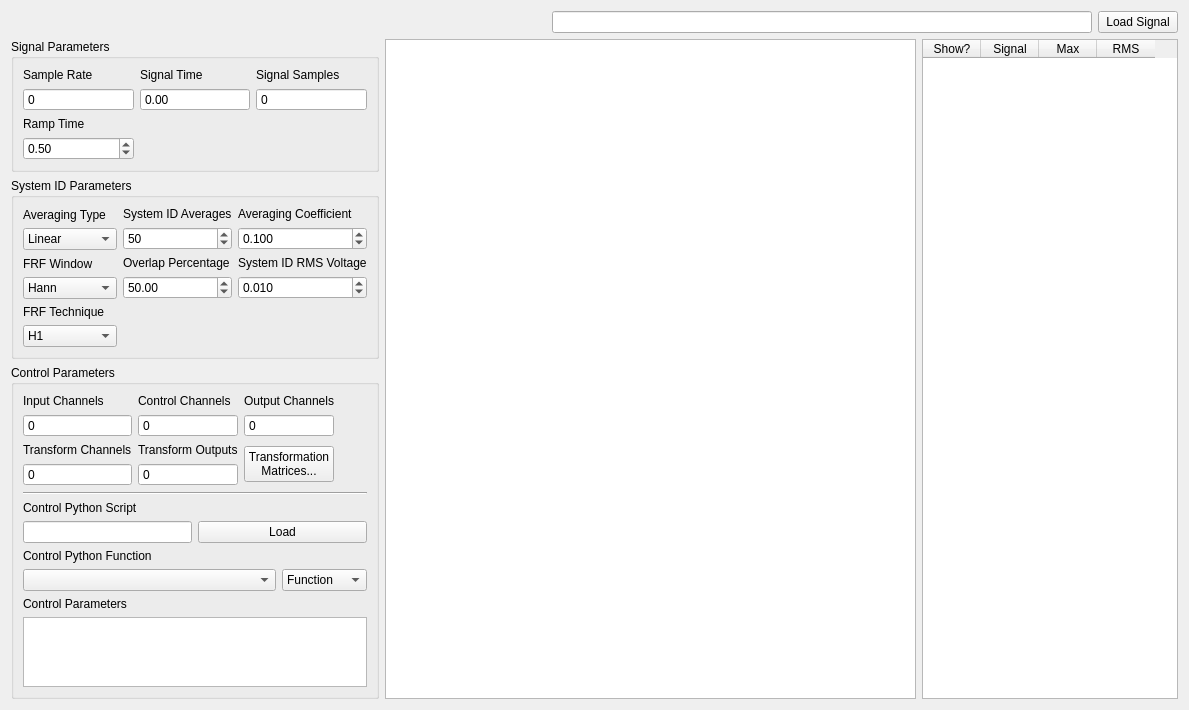
First picture: the form in components/transient_definition.ui, repository sandialabs/rattlesnake-vibration-controller, before the edit.
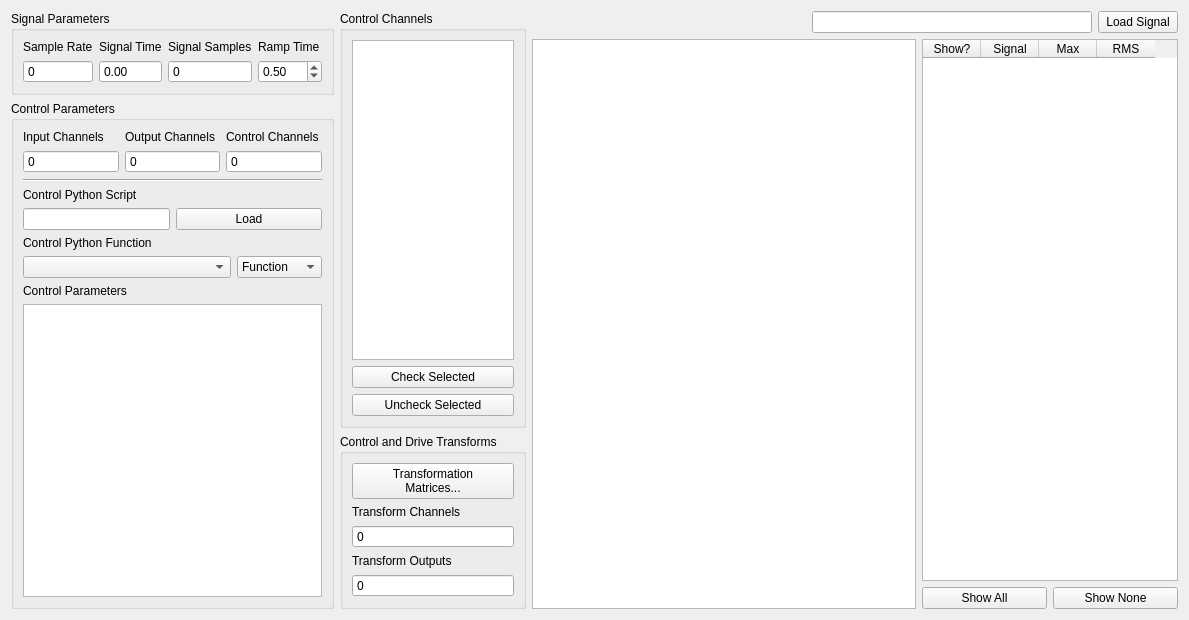
Second picture: the form after the edit. Custom widgets are drawn as their Qt base class.

```diff
--- a/components/transient_definition.ui
+++ b/components/transient_definition.ui
@@ -7,46 +7,13 @@
     <x>0</x>
     <y>0</y>
     <width>1189</width>
-    <height>689</height>
+    <height>620</height>
    </rect>
   </property>
   <property name="windowTitle">
    <string>Form</string>
   </property>
-  <layout class="QVBoxLayout" name="verticalLayout">
-   <item>
-    <layout class="QHBoxLayout" name="load_signal_layout">
-     <item>
-      <spacer name="load_signal_spacer">
-       <property name="orientation">
-        <enum>Qt::Horizontal</enum>
-       </property>
-       <property name="sizeHint" stdset="0">
-        <size>
-         <width>40</width>
-         <height>20</height>
-        </size>
-       </property>
-      </spacer>
-     </item>
-     <item>
-      <widget class="QLineEdit" name="signal_file_name_display">
-       <property name="readOnly">
-        <bool>true</bool>
-       </property>
-      </widget>
-     </item>
-     <item>
-      <widget class="QPushButton" name="load_signal_button">
-       <property name="text">
-        <string>Load Signal</string>
-       </property>
-      </widget>
-     </item>
-    </layout>
-   </item>
-   <item>
-    <layout class="QHBoxLayout" name="signal_display_layout">
+  <layout class="QHBoxLayout" name="horizontalLayout">
      <item>
       <layout class="QVBoxLayout" name="parameters_layout">
        <item>
@@ -55,36 +22,6 @@
           <string>Signal Parameters</string>
          </property>
          <layout class="QGridLayout" name="gridLayout">
-          <item row="0" column="0">
-           <layout class="QVBoxLayout" name="sample_rate_layout">
-            <item>
-             <widget class="QLabel" name="sample_rate_label">
-              <property name="text">
-               <string>Sample Rate</string>
-              </property>
-             </widget>
-            </item>
-            <item>
-             <widget class="QSpinBox" name="sample_rate_display">
-              <property name="minimumSize">
-               <size>
-                <width>50</width>
-                <height>0</height>
-               </size>
-              </property>
-              <property name="readOnly">
-               <bool>true</bool>
-              </property>
-              <property name="buttonSymbols">
-               <enum>QAbstractSpinBox::NoButtons</enum>
-              </property>
-              <property name="maximum">
-               <number>100000</number>
-              </property>
-             </widget>
-            </item>
-           </layout>
-          </item>
           <item row="0" column="2">
            <layout class="QVBoxLayout" name="signal_samples_layout">
             <item>
@@ -102,6 +39,9 @@
                 <height>0</height>
                </size>
               </property>
+            <property name="toolTip">
+             <string>Number of samples in the transient signal</string>
+            </property>
               <property name="readOnly">
                <bool>true</bool>
               </property>
@@ -126,6 +66,9 @@
             </item>
             <item>
              <widget class="QDoubleSpinBox" name="signal_time_display">
+            <property name="toolTip">
+             <string>Time that the signal will take to generate</string>
+            </property>
               <property name="readOnly">
                <bool>true</bool>
               </property>
@@ -139,7 +82,40 @@
             </item>
            </layout>
           </item>
-          <item row="1" column="0">
+        <item row="0" column="0">
+         <layout class="QVBoxLayout" name="sample_rate_layout">
+          <item>
+           <widget class="QLabel" name="sample_rate_label">
+            <property name="text">
+             <string>Sample Rate</string>
+            </property>
+           </widget>
+          </item>
+          <item>
+           <widget class="QSpinBox" name="sample_rate_display">
+            <property name="minimumSize">
+             <size>
+              <width>50</width>
+              <height>0</height>
+             </size>
+            </property>
+            <property name="toolTip">
+             <string>Sample rate of the data acquisition system</string>
+            </property>
+            <property name="readOnly">
+             <bool>true</bool>
+            </property>
+            <property name="buttonSymbols">
+             <enum>QAbstractSpinBox::NoButtons</enum>
+            </property>
+            <property name="maximum">
+             <number>100000</number>
+            </property>
+           </widget>
+          </item>
+         </layout>
+        </item>
+        <item row="0" column="3">
            <layout class="QVBoxLayout" name="ramp_layout">
             <item>
              <widget class="QLabel" name="ramp_label">
@@ -150,6 +126,9 @@
             </item>
             <item>
              <widget class="QDoubleSpinBox" name="ramp_selector">
+            <property name="toolTip">
+             <string>Time to ramp to zero if the transient signal is cancelled</string>
+            </property>
               <property name="maximum">
                <double>300.000000000000000</double>
               </property>
@@ -166,198 +145,112 @@
          </layout>
         </widget>
        </item>
-       <item>
-        <widget class="QGroupBox" name="system_id_groupbox">
-         <property name="title">
-          <string>System ID Parameters</string>
-         </property>
-         <layout class="QGridLayout" name="gridLayout_6">
-          <item row="0" column="1">
-           <layout class="QVBoxLayout" name="system_id_averages_layout">
-            <item>
-             <widget class="QLabel" name="system_id_averages_label">
-              <property name="text">
-               <string>System ID Averages</string>
-              </property>
-             </widget>
-            </item>
-            <item>
-             <widget class="QSpinBox" name="system_id_frames_to_average_selector">
-              <property name="toolTip">
-               <string>&lt;html&gt;&lt;head/&gt;&lt;body&gt;&lt;p&gt;The number of averages used for Linear Averaging, and the number of frames that will be used for the initial System Identification step for Exponential Averaging.&lt;/p&gt;&lt;p&gt;Profile Identifier: System Id Frames To Average Selector&lt;/p&gt;&lt;/body&gt;&lt;/html&gt;</string>
-              </property>
-              <property name="maximum">
-               <number>500</number>
-              </property>
-              <property name="value">
-               <number>50</number>
-              </property>
-             </widget>
-            </item>
-           </layout>
-          </item>
-          <item row="1" column="0">
-           <layout class="QVBoxLayout" name="frf_window_layout">
-            <item>
-             <widget class="QLabel" name="frf_window_label">
-              <property name="text">
-               <string>FRF Window</string>
-              </property>
-             </widget>
-            </item>
-            <item>
-             <widget class="QComboBox" name="system_id_transfer_function_computation_window_selector">
-              <property name="toolTip">
-               <string>&lt;html&gt;&lt;head/&gt;&lt;body&gt;&lt;p&gt;The window function applied to the measurement frames when computing the transfer functions.&lt;/p&gt;&lt;p&gt;Profile Identifier: System Id Transfer Function Computatino Window Selector&lt;/p&gt;&lt;/body&gt;&lt;/html&gt;</string>
-              </property>
-              <item>
-               <property name="text">
-                <string>Hann</string>
-               </property>
-              </item>
-             </widget>
-            </item>
-           </layout>
-          </item>
-          <item row="1" column="2">
-           <layout class="QVBoxLayout" name="overlap_percentage_layout">
-            <item>
-             <widget class="QLabel" name="initial_rms_voltage_label">
-              <property name="text">
-               <string>System ID RMS Voltage</string>
-              </property>
-             </widget>
-            </item>
-            <item>
-             <widget class="QDoubleSpinBox" name="system_id_initial_drive_voltage_selector">
-              <property name="decimals">
-               <number>3</number>
-              </property>
-              <property name="maximum">
-               <double>12.000000000000000</double>
-              </property>
-              <property name="singleStep">
-               <double>0.010000000000000</double>
-              </property>
-              <property name="value">
-               <double>0.010000000000000</double>
-              </property>
-             </widget>
-            </item>
-           </layout>
-          </item>
-          <item row="0" column="2">
-           <layout class="QVBoxLayout" name="averaging_coefficient_layout">
-            <item>
-             <widget class="QLabel" name="averaging_coefficient_label">
-              <property name="text">
-               <string>Averaging Coefficient</string>
-              </property>
-             </widget>
-            </item>
-            <item>
-             <widget class="QDoubleSpinBox" name="system_id_averaging_coefficient_selector">
-              <property name="toolTip">
-               <string>&lt;html&gt;&lt;head/&gt;&lt;body&gt;&lt;p&gt;Weighting applied to the most recent average for Exponential Averaging.&lt;/p&gt;&lt;p&gt;Profile Identifier: System Id Averaging Coefficient Selector&lt;/p&gt;&lt;/body&gt;&lt;/html&gt;</string>
-              </property>
-              <property name="decimals">
-               <number>3</number>
-              </property>
-              <property name="minimum">
-               <double>0.000000000000000</double>
-              </property>
-              <property name="maximum">
-               <double>1.000000000000000</double>
-              </property>
-              <property name="singleStep">
-               <double>0.100000000000000</double>
-              </property>
-              <property name="value">
-               <double>0.100000000000000</double>
-              </property>
-             </widget>
-            </item>
-           </layout>
-          </item>
-          <item row="0" column="0">
-           <layout class="QVBoxLayout" name="averaging_type_layout">
-            <item>
-             <widget class="QLabel" name="averaging_type_label">
-              <property name="text">
-               <string>Averaging Type</string>
-              </property>
-             </widget>
-            </item>
-            <item>
-             <widget class="QComboBox" name="system_id_averaging_scheme_selector">
-              <property name="toolTip">
-               <string>&lt;html&gt;&lt;head/&gt;&lt;body&gt;&lt;p&gt;The averaging approach used to compute the transfer function. Linear averaging weights all frames evenly, while Exponential averaging applies more weight to more recent frames.&lt;/p&gt;&lt;p&gt;Profile Identifier: System Id Averaging Scheme Selector&lt;/p&gt;&lt;/body&gt;&lt;/html&gt;</string>
-              </property>
-              <item>
-               <property name="text">
-                <string>Linear</string>
-               </property>
-              </item>
-              <item>
-               <property name="text">
-                <string>Exponential</string>
-               </property>
-              </item>
-             </widget>
-            </item>
-           </layout>
-          </item>
-          <item row="1" column="1">
-           <layout class="QVBoxLayout" name="overlap_percentage_layout_2">
-            <item>
-             <widget class="QLabel" name="overlap_percentage_label">
-              <property name="text">
-               <string>Overlap Percentage</string>
-              </property>
-             </widget>
-            </item>
-            <item>
-             <widget class="QDoubleSpinBox" name="system_id_overlap_percentage_selector">
-              <property name="value">
-               <double>50.000000000000000</double>
-              </property>
-             </widget>
-            </item>
-           </layout>
-          </item>
-          <item row="2" column="0">
-           <layout class="QVBoxLayout" name="frf_technique_layout">
-            <item>
-             <widget class="QLabel" name="frf_technique_label">
-              <property name="text">
-               <string>FRF Technique</string>
-              </property>
-             </widget>
-            </item>
-            <item>
-             <widget class="QComboBox" name="system_id_frf_technique_selector">
-              <property name="toolTip">
-               <string>&lt;html&gt;&lt;head/&gt;&lt;body&gt;&lt;p&gt;Technique to compute the Transfer Function. H1 averages noise on the response channels.&lt;/p&gt;&lt;p&gt;Profile Identifier: System Id Frf Technique Selector&lt;/p&gt;&lt;/body&gt;&lt;/html&gt;</string>
-              </property>
-              <item>
-               <property name="text">
-                <string>H1</string>
-               </property>
-              </item>
-             </widget>
-            </item>
-           </layout>
-          </item>
-         </layout>
-        </widget>
-       </item>
        <item>
         <widget class="QGroupBox" name="control_parameters_groupbox">
          <property name="title">
           <string>Control Parameters</string>
          </property>
          <layout class="QGridLayout" name="gridLayout_7">
-          <item row="3" column="0" colspan="4">
+        <item row="0" column="0">
+         <layout class="QVBoxLayout" name="input_channels_layout">
+          <item>
+           <widget class="QLabel" name="input_channels_label">
+            <property name="text">
+             <string>Input Channels</string>
+            </property>
+           </widget>
+          </item>
+          <item>
+           <widget class="QSpinBox" name="input_channels_display">
+            <property name="enabled">
+             <bool>true</bool>
+            </property>
+            <property name="toolTip">
+             <string>Number of measurement channels in the environment</string>
+            </property>
+            <property name="readOnly">
+             <bool>true</bool>
+            </property>
+            <property name="buttonSymbols">
+             <enum>QAbstractSpinBox::NoButtons</enum>
+            </property>
+            <property name="prefix">
+             <string/>
+            </property>
+            <property name="maximum">
+             <number>1000000</number>
+            </property>
+           </widget>
+          </item>
+         </layout>
+        </item>
+        <item row="0" column="1">
+         <layout class="QVBoxLayout" name="output_channels_layout">
+          <item>
+           <widget class="QLabel" name="output_channels_label">
+            <property name="text">
+             <string>Output Channels</string>
+            </property>
+           </widget>
+          </item>
+          <item>
+           <widget class="QSpinBox" name="output_channels_display">
+            <property name="enabled">
+             <bool>true</bool>
+            </property>
+            <property name="toolTip">
+             <string>Number of excitation channels in the environment</string>
+            </property>
+            <property name="readOnly">
+             <bool>true</bool>
+            </property>
+            <property name="buttonSymbols">
+             <enum>QAbstractSpinBox::NoButtons</enum>
+            </property>
+            <property name="prefix">
+             <string/>
+            </property>
+            <property name="maximum">
+             <number>1000000</number>
+            </property>
+           </widget>
+          </item>
+         </layout>
+        </item>
+        <item row="0" column="2">
+         <layout class="QVBoxLayout" name="control_channels_layout">
+          <item>
+           <widget class="QLabel" name="control_channels_label">
+            <property name="text">
+             <string>Control Channels</string>
+            </property>
+           </widget>
+          </item>
+          <item>
+           <widget class="QSpinBox" name="control_channels_display">
+            <property name="enabled">
+             <bool>true</bool>
+            </property>
+            <property name="toolTip">
+             <string>Number of channels used for controlling the environment</string>
+            </property>
+            <property name="readOnly">
+             <bool>true</bool>
+            </property>
+            <property name="buttonSymbols">
+             <enum>QAbstractSpinBox::NoButtons</enum>
+            </property>
+            <property name="prefix">
+             <string/>
+            </property>
+            <property name="maximum">
+             <number>1000000</number>
+            </property>
+           </widget>
+          </item>
+         </layout>
+        </item>
+        <item row="2" column="0" colspan="3">
            <layout class="QVBoxLayout" name="control_script_vertical_layout">
             <item>
              <widget class="QLabel" name="control_script_label">
@@ -376,6 +269,9 @@
                   <verstretch>0</verstretch>
                  </sizepolicy>
                 </property>
+              <property name="toolTip">
+               <string>File name for the Python script used to specify the control law.</string>
+              </property>
                 <property name="readOnly">
                  <bool>true</bool>
                 </property>
@@ -383,6 +279,9 @@
               </item>
               <item>
                <widget class="QPushButton" name="control_script_load_file_button">
+              <property name="toolTip">
+               <string>Load a Python script that contains the control law.</string>
+              </property>
                 <property name="text">
                  <string>Load</string>
                 </property>
@@ -392,7 +291,31 @@
             </item>
            </layout>
           </item>
-          <item row="4" column="0" colspan="4">
+        <item row="4" column="0" colspan="3">
+         <layout class="QVBoxLayout" name="control_parameters_layout">
+          <item>
+           <widget class="QLabel" name="control_parameters_label">
+            <property name="text">
+             <string>Control Parameters</string>
+            </property>
+           </widget>
+          </item>
+          <item>
+           <widget class="QTextEdit" name="control_parameters_text_input">
+            <property name="toolTip">
+             <string>Any additional parameters needed by the control law are entered in this text box.  It is up to the control law to define what is needed to be defined in this box.</string>
+            </property>
+            <property name="lineWrapMode">
+             <enum>QTextEdit::NoWrap</enum>
+            </property>
+            <property name="acceptRichText">
+             <bool>false</bool>
+            </property>
+           </widget>
+          </item>
+         </layout>
+        </item>
+        <item row="3" column="0" colspan="3">
            <layout class="QVBoxLayout" name="control_function_layout">
             <item>
              <widget class="QLabel" name="control_function_label">
@@ -411,6 +334,9 @@
                   <verstretch>0</verstretch>
                  </sizepolicy>
                 </property>
+              <property name="toolTip">
+               <string>Item in the Python script to use as the control law.</string>
+              </property>
                </widget>
               </item>
               <item>
@@ -421,6 +347,9 @@
                   <verstretch>0</verstretch>
                  </sizepolicy>
                 </property>
+              <property name="toolTip">
+               <string>Specifies if the control law is defined in a Function, Generator, or Class</string>
+              </property>
                 <item>
                  <property name="text">
                   <string>Function</string>
@@ -442,28 +371,86 @@
             </item>
            </layout>
           </item>
-          <item row="5" column="0" colspan="4">
-           <layout class="QVBoxLayout" name="control_parameters_layout">
+        <item row="1" column="0" colspan="3">
+         <widget class="Line" name="control_separator">
+          <property name="orientation">
+           <enum>Qt::Horizontal</enum>
+          </property>
+         </widget>
+        </item>
+       </layout>
+      </widget>
+     </item>
+    </layout>
+   </item>
             <item>
-             <widget class="QLabel" name="control_parameters_label">
+    <layout class="QVBoxLayout" name="channels_layout">
+     <item>
+      <widget class="QGroupBox" name="control_channels_groupbox">
+       <property name="title">
+        <string>Control Channels</string>
+       </property>
+       <layout class="QVBoxLayout" name="verticalLayout_3">
+        <item>
+         <widget class="QListWidget" name="control_channels_selector">
+          <property name="sizePolicy">
+           <sizepolicy hsizetype="Minimum" vsizetype="Expanding">
+            <horstretch>0</horstretch>
+            <verstretch>0</verstretch>
+           </sizepolicy>
+          </property>
+          <property name="toolTip">
+           <string>Check channels that will be treated as control channels</string>
+          </property>
+          <property name="sizeAdjustPolicy">
+           <enum>QAbstractScrollArea::AdjustToContents</enum>
+          </property>
+          <property name="selectionMode">
+           <enum>QAbstractItemView::ExtendedSelection</enum>
+          </property>
+         </widget>
+        </item>
+        <item>
+         <widget class="QPushButton" name="check_selected_button">
+          <property name="toolTip">
+           <string>Checks selected channels to use them as control channels.</string>
+          </property>
               <property name="text">
-               <string>Control Parameters</string>
+           <string>Check Selected</string>
               </property>
              </widget>
             </item>
             <item>
-             <widget class="QTextEdit" name="control_parameters_text_input">
-              <property name="lineWrapMode">
-               <enum>QTextEdit::NoWrap</enum>
-              </property>
-              <property name="acceptRichText">
-               <bool>false</bool>
+         <widget class="QPushButton" name="uncheck_selected_button">
+          <property name="toolTip">
+           <string>Unchecks selected channels so they are not treated as control channels.</string>
+          </property>
+          <property name="text">
+           <string>Uncheck Selected</string>
               </property>
              </widget>
             </item>
            </layout>
-          </item>
-          <item row="1" column="0">
+      </widget>
+     </item>
+     <item>
+      <widget class="QGroupBox" name="transformation_matrices_groupbox">
+       <property name="title">
+        <string>Control and Drive Transforms</string>
+       </property>
+       <layout class="QVBoxLayout" name="verticalLayout_5">
+        <item>
+         <widget class="QPushButton" name="transformation_matrices_button">
+          <property name="toolTip">
+           <string>Open the transformation matrix dialog to allow specification of transformations to virtual control or virtual excitation channels.</string>
+          </property>
+          <property name="text">
+           <string>Transformation
+Matrices...</string>
+          </property>
+         </widget>
+        </item>
+        <item>
            <layout class="QVBoxLayout" name="transform_channels_layout">
             <item>
              <widget class="QLabel" name="transform_channels_label">
@@ -477,36 +464,9 @@
               <property name="enabled">
                <bool>true</bool>
               </property>
-              <property name="readOnly">
-               <bool>true</bool>
-              </property>
-              <property name="buttonSymbols">
-               <enum>QAbstractSpinBox::NoButtons</enum>
-              </property>
-              <property name="prefix">
-               <string/>
-              </property>
-              <property name="maximum">
-               <number>1000000</number>
-              </property>
-             </widget>
-            </item>
-           </layout>
-          </item>
-          <item row="0" column="0">
-           <layout class="QVBoxLayout" name="input_channels_layout">
-            <item>
-             <widget class="QLabel" name="input_channels_label">
-              <property name="text">
-               <string>Input Channels</string>
-              </property>
-             </widget>
-            </item>
-            <item>
-             <widget class="QSpinBox" name="input_channels_display">
-              <property name="enabled">
-               <bool>true</bool>
-              </property>
+            <property name="toolTip">
+             <string>Number of virtual channels used for control if transformations are specified.</string>
+            </property>
               <property name="readOnly">
                <bool>true</bool>
               </property>
@@ -523,37 +483,7 @@
             </item>
            </layout>
           </item>
-          <item row="0" column="1">
-           <layout class="QVBoxLayout" name="control_channels_layout">
             <item>
-             <widget class="QLabel" name="control_channels_label">
-              <property name="text">
-               <string>Control Channels</string>
-              </property>
-             </widget>
-            </item>
-            <item>
-             <widget class="QSpinBox" name="control_channels_display">
-              <property name="enabled">
-               <bool>true</bool>
-              </property>
-              <property name="readOnly">
-               <bool>true</bool>
-              </property>
-              <property name="buttonSymbols">
-               <enum>QAbstractSpinBox::NoButtons</enum>
-              </property>
-              <property name="prefix">
-               <string/>
-              </property>
-              <property name="maximum">
-               <number>1000000</number>
-              </property>
-             </widget>
-            </item>
-           </layout>
-          </item>
-          <item row="1" column="1">
            <layout class="QVBoxLayout" name="transform_outputs_layout">
             <item>
              <widget class="QLabel" name="transform_outputs_label">
@@ -567,6 +497,9 @@
               <property name="enabled">
                <bool>true</bool>
               </property>
+            <property name="toolTip">
+             <string>Number of virtual outputs defined if transformations are specified.</string>
+            </property>
               <property name="readOnly">
                <bool>true</bool>
               </property>
@@ -583,60 +516,58 @@
             </item>
            </layout>
           </item>
-          <item row="0" column="2">
-           <layout class="QVBoxLayout" name="output_channels_layout">
-            <item>
-             <widget class="QLabel" name="output_channels_label">
-              <property name="text">
-               <string>Output Channels</string>
-              </property>
-             </widget>
-            </item>
-            <item>
-             <widget class="QSpinBox" name="output_channels_display">
-              <property name="enabled">
-               <bool>true</bool>
-              </property>
-              <property name="readOnly">
-               <bool>true</bool>
-              </property>
-              <property name="buttonSymbols">
-               <enum>QAbstractSpinBox::NoButtons</enum>
-              </property>
-              <property name="prefix">
-               <string/>
-              </property>
-              <property name="maximum">
-               <number>1000000</number>
-              </property>
-             </widget>
-            </item>
-           </layout>
-          </item>
-          <item row="1" column="2">
-           <widget class="QPushButton" name="transformation_matrices_button">
-            <property name="text">
-             <string>Transformation
-Matrices...</string>
-            </property>
-           </widget>
-          </item>
-          <item row="2" column="0" colspan="4">
-           <widget class="Line" name="control_separator">
+       </layout>
+      </widget>
+     </item>
+    </layout>
+   </item>
+   <item>
+    <layout class="QVBoxLayout" name="verticalLayout">
+     <item>
+      <layout class="QHBoxLayout" name="load_signal_layout">
+       <item>
+        <spacer name="load_signal_spacer">
             <property name="orientation">
              <enum>Qt::Horizontal</enum>
             </property>
-           </widget>
-          </item>
-         </layout>
+         <property name="sizeHint" stdset="0">
+          <size>
+           <width>40</width>
+           <height>20</height>
+          </size>
+         </property>
+        </spacer>
+       </item>
+       <item>
+        <widget class="QLineEdit" name="signal_file_name_display">
+         <property name="toolTip">
+          <string>Filename from which the control signal was loaded</string>
+         </property>
+         <property name="readOnly">
+          <bool>true</bool>
+         </property>
+        </widget>
+       </item>
+       <item>
+        <widget class="QPushButton" name="load_signal_button">
+         <property name="toolTip">
+          <string>Load in a signal to control to</string>
+         </property>
+         <property name="text">
+          <string>Load Signal</string>
+         </property>
         </widget>
        </item>
       </layout>
      </item>
+     <item>
+      <layout class="QHBoxLayout" name="signal_display_layout">
      <item>
       <widget class="PlotWidget" name="signal_display_plot"/>
      </item>
      <item>
+        <layout class="QVBoxLayout" name="signal_table_layout">
+         <item>
       <widget class="QTableWidget" name="signal_information_table">
        <property name="sizePolicy">
         <sizepolicy hsizetype="Preferred" vsizetype="Expanding">
@@ -651,23 +582,63 @@
         <property name="text">
          <string>Show?</string>
         </property>
+            <property name="toolTip">
+             <string>Check a signal to show it on the plot</string>
+            </property>
        </column>
        <column>
         <property name="text">
          <string>Signal</string>
         </property>
+            <property name="toolTip">
+             <string>Channel name associated with the signal</string>
+            </property>
        </column>
        <column>
         <property name="text">
          <string>Max</string>
         </property>
+            <property name="toolTip">
+             <string>Maximum absolute value of the signal</string>
+            </property>
        </column>
        <column>
         <property name="text">
          <string>RMS</string>
         </property>
-       </column>
-      </widget>
+            <property name="toolTip">
+             <string>RMS value of the signal</string>
+            </property>
+           </column>
+          </widget>
+         </item>
+         <item>
+          <layout class="QHBoxLayout" name="signal_table_button_layout">
+           <item>
+            <widget class="QPushButton" name="show_all_button">
+             <property name="toolTip">
+              <string>Shows all signals</string>
+             </property>
+             <property name="text">
+              <string>Show All</string>
+             </property>
+            </widget>
+           </item>
+           <item>
+            <widget class="QPushButton" name="show_none_button">
+             <property name="toolTip">
+              <string>Shows no signals</string>
+             </property>
+             <property name="text">
+              <string>Show None</string>
+             </property>
+            </widget>
+           </item>
+          </layout>
+         </item>
+        </layout>
+       </item>
+      </layout>
      </item>
     </layout>
    </item>
```
Lines whose indentation alone changed are shown as unchanged.
